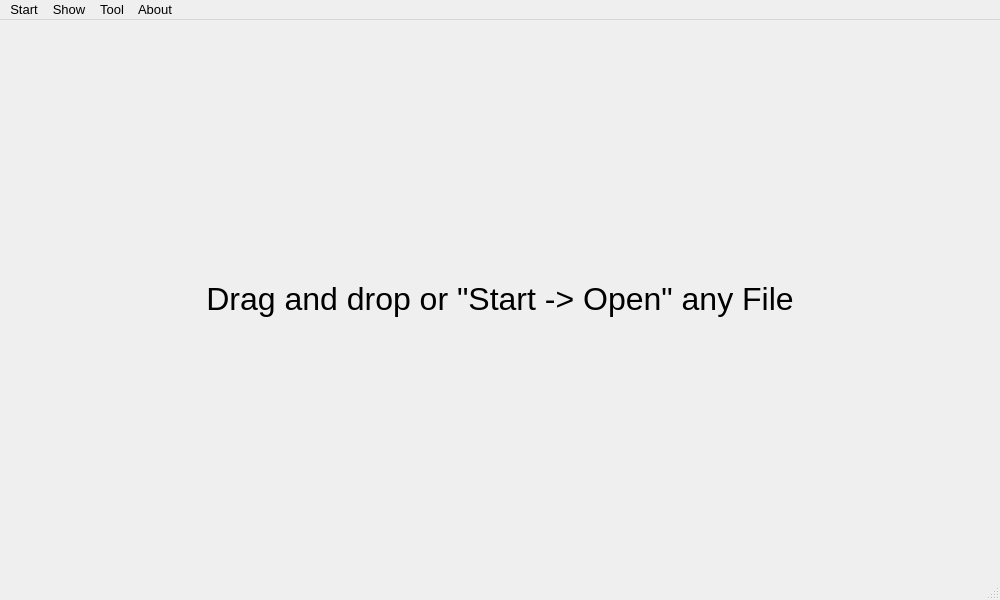
Old version of the form Window/StartWindow.ui in the repository stephan-zhuchen/BIOS-Viewer.
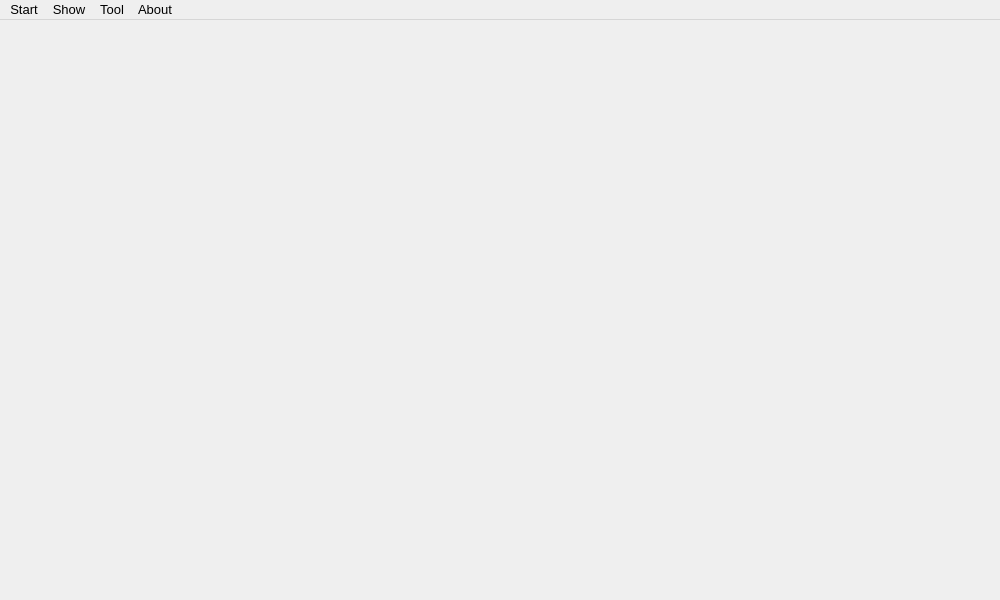
New version of the form. Icons and pictures are not drawn.

The edit to the form file:
```diff
--- a/Window/StartWindow.ui
+++ b/Window/StartWindow.ui
@@ -26,21 +26,18 @@
   </property>
   <widget class="QWidget" name="centralwidget">
    <layout class="QVBoxLayout" name="verticalLayout_2">
-    <item>
-     <widget class="QLabel" name="HintLabel">
-      <property name="font">
-       <font>
-        <pointsize>24</pointsize>
-       </font>
-      </property>
-      <property name="text">
-       <string>Drag and drop or &quot;Start -&gt; Open&quot; any File</string>
-      </property>
-      <property name="alignment">
-       <set>Qt::AlignCenter</set>
-      </property>
-     </widget>
-    </item>
+    <property name="leftMargin">
+     <number>0</number>
+    </property>
+    <property name="topMargin">
+     <number>0</number>
+    </property>
+    <property name="rightMargin">
+     <number>0</number>
+    </property>
+    <property name="bottomMargin">
+     <number>0</number>
+    </property>
    </layout>
   </widget>
   <widget class="QMenuBar" name="menubar">
@@ -102,7 +99,6 @@
    <addaction name="menuTool"/>
    <addaction name="menuAbout"/>
   </widget>
-  <widget class="QStatusBar" name="statusbar"/>
   <action name="OpenFile">
    <property name="icon">
     <iconset resource="../logo/Images.qrc">
```
Left out of the diff: 17 changed lines with no effect on the pictures.
